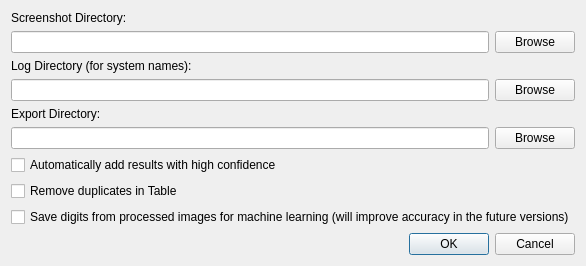
seeebek/EliteOCR, file settingsUI.ui: the form before one commit.
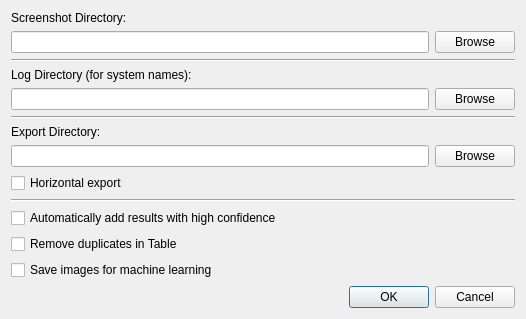
The form after the commit. Icons and pictures are not drawn.

Patch:
```diff
--- a/settingsUI.ui
+++ b/settingsUI.ui
@@ -9,8 +9,8 @@
    <rect>
     <x>0</x>
     <y>0</y>
-    <width>540</width>
-    <height>262</height>
+    <width>526</width>
+    <height>312</height>
    </rect>
   </property>
   <property name="windowTitle">
@@ -50,6 +50,13 @@
        </item>
       </layout>
      </item>
+     <item>
+      <widget class="Line" name="line_2">
+       <property name="orientation">
+        <enum>Qt::Horizontal</enum>
+       </property>
+      </widget>
+     </item>
      <item>
       <widget class="QLabel" name="label_3">
        <property name="text">
@@ -71,6 +78,13 @@
        </item>
       </layout>
      </item>
+     <item>
+      <widget class="Line" name="line_3">
+       <property name="orientation">
+        <enum>Qt::Horizontal</enum>
+       </property>
+      </widget>
+     </item>
      <item>
       <widget class="QLabel" name="label_2">
        <property name="text">
@@ -92,6 +106,20 @@
        </item>
       </layout>
      </item>
+     <item>
+      <widget class="QCheckBox" name="horizontal_exp">
+       <property name="text">
+        <string>Horizontal export</string>
+       </property>
+      </widget>
+     </item>
+     <item>
+      <widget class="Line" name="line">
+       <property name="orientation">
+        <enum>Qt::Horizontal</enum>
+       </property>
+      </widget>
+     </item>
      <item>
       <widget class="QCheckBox" name="auto_fill">
        <property name="text">
@@ -109,7 +137,7 @@
      <item>
       <widget class="QCheckBox" name="create_nn_images">
        <property name="text">
-        <string>Save digits from processed images for machine learning (will improve accuracy in the future versions)</string>
+        <string>Save images for machine learning</string>
        </property>
        <property name="checked">
         <bool>false</bool>
```
